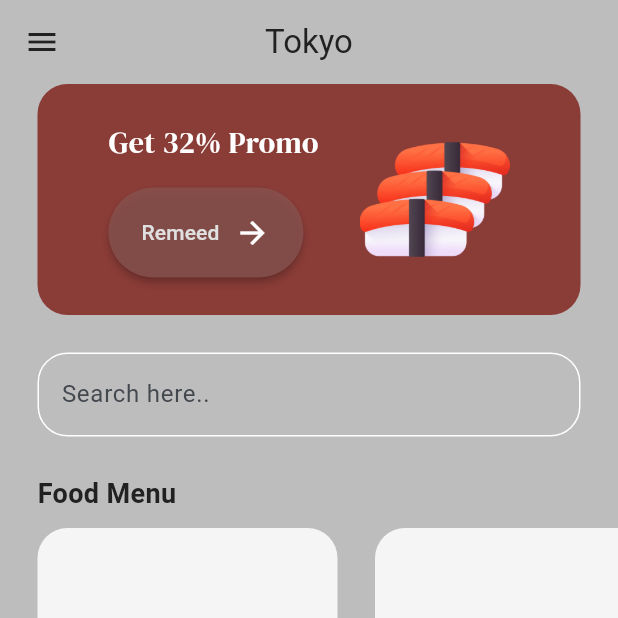
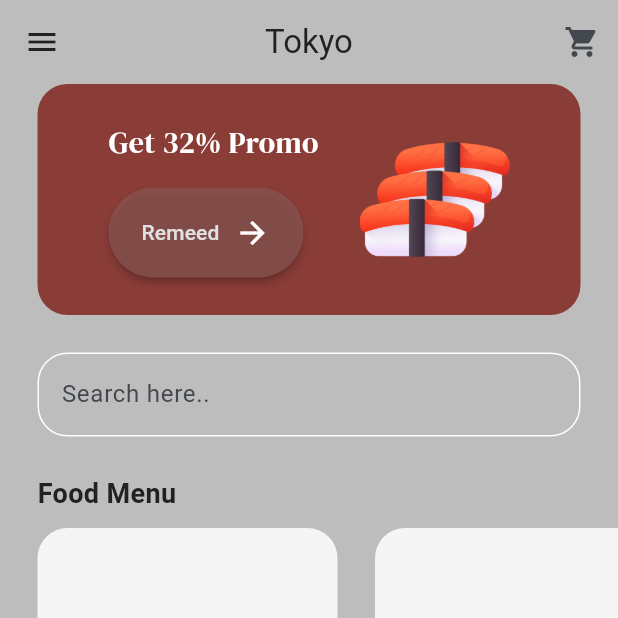
Before and after one commit to MinaYasser100/sushi-restaurant-app, a Flutter app: the MenuView screen opened by its route, on a phone screen of 412 x 824 dp, the top half of it. Run offline on Flutter 3.47's test engine with Material 3 defaults, Android fonts, the phone set to English and light mode, and no system bars; our stand-ins replace flutter_bloc, get, google_fonts.

Commit message:
create shop cart view

```diff
--- a/lib/core/function/menu_view_app_bar.dart
+++ b/lib/core/function/menu_view_app_bar.dart
@@ -1,5 +1,7 @@
 import 'package:flutter/material.dart';
+import 'package:get/get.dart';
 import 'package:sushi_restaurant_app/core/utils/constant.dart';
+import 'package:sushi_restaurant_app/core/utils/get_pages.dart';
 
 AppBar menuViewAppBar(BuildContext context) {
   return AppBar(
@@ -16,5 +18,13 @@ AppBar menuViewAppBar(BuildContext context) {
         color: kDarkColor,
       ),
     ),
+    actions: [
+      IconButton(
+        onPressed: () {
+          Get.toNamed(GetPages.kShopCartView);
+        },
+        icon: const Icon(Icons.shopping_cart),
+      ),
+    ],
   );
 }
--- a/lib/core/utils/get_pages.dart
+++ b/lib/core/utils/get_pages.dart
@@ -3,10 +3,12 @@ import 'package:sushi_restaurant_app/core/model/food_model.dart';
 import 'package:sushi_restaurant_app/features/into_page/views/into_page.dart';
 import 'package:sushi_restaurant_app/features/menu/views/menu_view.dart';
 import 'package:sushi_restaurant_app/features/menu/views/widgets/food_details_view.dart';
+import 'package:sushi_restaurant_app/features/shop_cart_view/shop_cart_view.dart';
 
 abstract class GetPages {
   static const menuView = '/MenuView';
   static const kFoodDetailsView = '/foodDetailsView';
+  static const kShopCartView = '/shopCartView';
   static List<GetPage<dynamic>>? getPages = [
     GetPage(
       name: '/',
@@ -22,6 +24,11 @@ abstract class GetPages {
       name: kFoodDetailsView,
       page: () => FoodDetailsView(foodModel: Get.arguments as FoodModel),
       transition: Transition.circularReveal,
-    )
+    ),
+    GetPage(
+      name: kShopCartView,
+      page: () => const ShopCartView(),
+      transition: Transition.circularReveal,
+    ),
   ];
 }
```
Also changed, not shown: lib/features/shop_cart_view/shop_cart_view.dart (added, +10 -0 lines).
